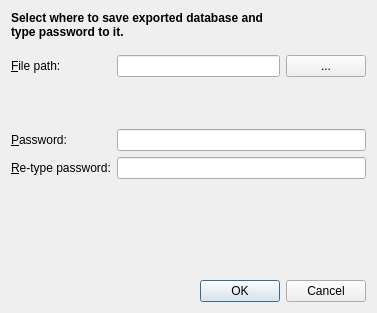
This is dialogs/DatabaseExportDialog.ui in veaceslav/qpass-qt5 as Qt 5 draws it before an edit. The edited form follows.
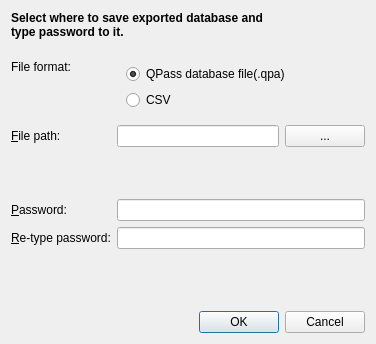
This is the edited form.

Commit message: Added ability to export and import from csv files

What changed in the file:
```diff
--- a/dialogs/DatabaseExportDialog.ui
+++ b/dialogs/DatabaseExportDialog.ui
@@ -6,8 +6,8 @@
    <rect>
     <x>0</x>
     <y>0</y>
-    <width>377</width>
-    <height>313</height>
+    <width>376</width>
+    <height>344</height>
    </rect>
   </property>
   <property name="windowTitle">
@@ -39,7 +39,7 @@
      <property name="topMargin">
       <number>10</number>
      </property>
-     <item row="0" column="0">
+     <item row="1" column="0">
       <widget class="QLabel" name="label">
        <property name="text">
         <string>&amp;File path:</string>
@@ -49,7 +49,7 @@
        </property>
       </widget>
      </item>
-     <item row="0" column="1">
+     <item row="1" column="1">
       <widget class="QWidget" name="widget" native="true">
        <layout class="QHBoxLayout" name="horizontalLayout">
         <property name="margin">
@@ -75,7 +75,7 @@
        </layout>
       </widget>
      </item>
-     <item row="1" column="1">
+     <item row="2" column="1">
       <spacer name="verticalSpacer">
        <property name="orientation">
         <enum>Qt::Vertical</enum>
@@ -91,7 +91,7 @@
        </property>
       </spacer>
      </item>
-     <item row="2" column="0">
+     <item row="3" column="0">
       <widget class="QLabel" name="label_2">
        <property name="text">
         <string>&amp;Password:</string>
@@ -101,7 +101,7 @@
        </property>
       </widget>
      </item>
-     <item row="3" column="0">
+     <item row="4" column="0">
       <widget class="QLabel" name="label_3">
        <property name="text">
         <string>&amp;Re-type password:</string>
@@ -111,20 +111,50 @@
        </property>
       </widget>
      </item>
-     <item row="2" column="1">
-      <widget class="QLineEdit" name="passwordEdit1">
-       <property name="echoMode">
-        <enum>QLineEdit::Password</enum>
-       </property>
-      </widget>
-     </item>
      <item row="3" column="1">
+      <widget class="QLineEdit" name="passwordEdit1">
+       <property name="echoMode">
+        <enum>QLineEdit::Password</enum>
+       </property>
+      </widget>
+     </item>
+     <item row="4" column="1">
       <widget class="QLineEdit" name="passwordEdit2">
        <property name="echoMode">
         <enum>QLineEdit::Password</enum>
        </property>
       </widget>
      </item>
+     <item row="0" column="0">
+      <widget class="QLabel" name="label_5">
+       <property name="text">
+        <string>File format:</string>
+       </property>
+      </widget>
+     </item>
+     <item row="0" column="1">
+      <widget class="QWidget" name="widget_3" native="true">
+       <layout class="QVBoxLayout" name="verticalLayout_3">
+        <item>
+         <widget class="QRadioButton" name="qpaFormat">
+          <property name="text">
+           <string>QPass database file(.qpa)</string>
+          </property>
+          <property name="checked">
+           <bool>true</bool>
+          </property>
+         </widget>
+        </item>
+        <item>
+         <widget class="QRadioButton" name="csvFormat">
+          <property name="text">
+           <string>CSV</string>
+          </property>
+         </widget>
+        </item>
+       </layout>
+      </widget>
+     </item>
     </layout>
    </item>
    <item>
```
Left out of the diff: 128 changed lines with no effect on the pictures. The commit also changes 10 other files.
